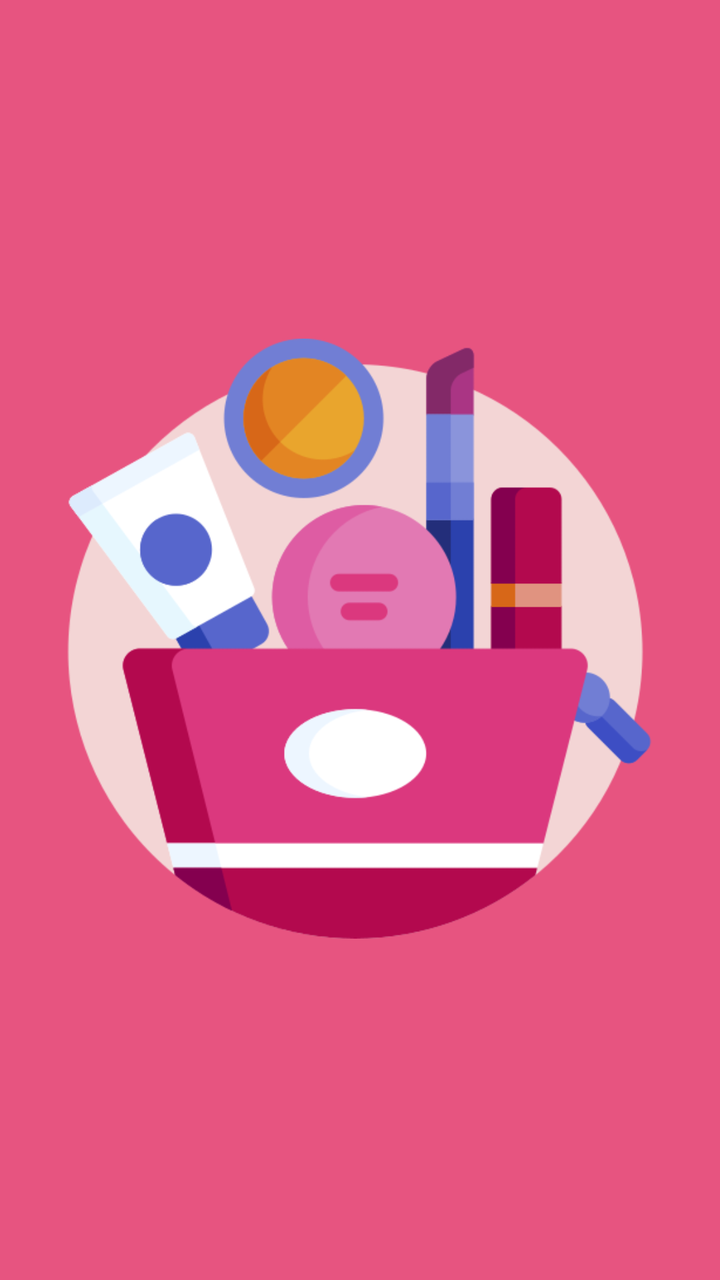
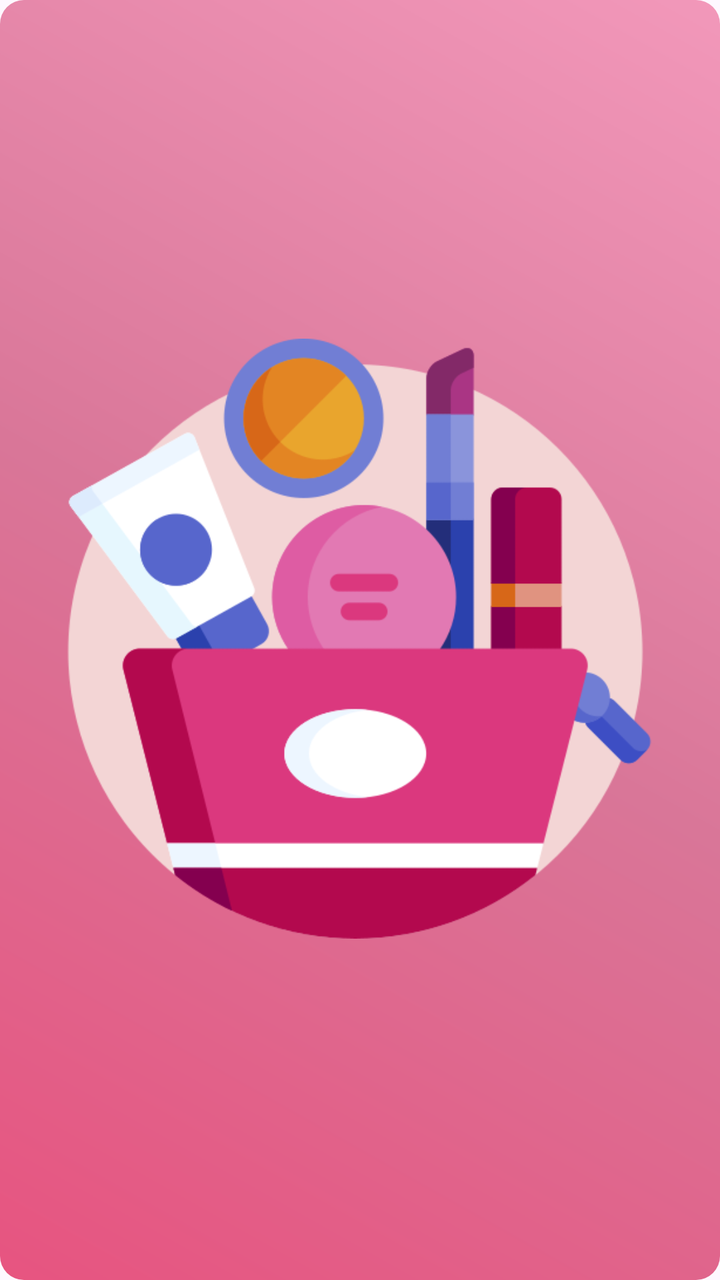

The first picture is an Android layout as it rendered before a commit; the second is the same layout after the commit. The layout source and the unified diff follow.
<!-- AndroidManifest.xml: application theme Theme.MakeupProject -->
<!-- res/layout/activity_splash.xml -->
<?xml version="1.0" encoding="utf-8"?>
<androidx.constraintlayout.widget.ConstraintLayout xmlns:android="http://schemas.android.com/apk/res/android"
    xmlns:app="http://schemas.android.com/apk/res-auto"
    xmlns:tools="http://schemas.android.com/tools"
    android:id="@+id/main"
    android:layout_width="match_parent"
    android:layout_height="match_parent"
    android:background="@color/pink"
    tools:context=".Splash">

    <ImageView
        android:id="@+id/imageView"
        android:layout_width="300dp"
        android:layout_height="300dp"
        android:src="@drawable/makeupp"
        app:layout_constraintBottom_toBottomOf="parent"
        app:layout_constraintEnd_toEndOf="parent"
        app:layout_constraintHorizontal_bias="0.495"
        app:layout_constraintStart_toStartOf="parent"
        app:layout_constraintTop_toTopOf="parent"
        app:layout_constraintVertical_bias="0.498" />

</androidx.constraintlayout.widget.ConstraintLayout>
<!-- resources referenced by this layout -->
<resources>
  <color name="pink">#E75480</color>
  <!-- drawable makeupp: png bitmap (drawable, 37177 bytes) -->
  <style name="Theme.MakeupProject" parent="Base.Theme.MakeupProject" />
  <style name="Base.Theme.MakeupProject" parent="Theme.AppCompat.NoActionBar">
          
          
      </style>
</resources>

<!-- the commit's change to res/layout/activity_splash.xml (unified diff, before → after) -->
@@ -5,7 +5,7 @@
     android:id="@+id/main"
     android:layout_width="match_parent"
     android:layout_height="match_parent"
-    android:background="@color/pink"
+    android:background="@drawable/button"
     tools:context=".Splash">
 
     <ImageView
<!-- resource entries referenced after the edit -->
@@ -1,9 +1,20 @@
 <!-- resources referenced by this layout -->
 <resources>
+  <!-- drawable button (drawable) -->
+  <?xml version="1.0" encoding="utf-8"?>
+  <shape xmlns:android="http://schemas.android.com/apk/res/android" >
+      <gradient
+          android:startColor="@color/pink"
+          android:centerColor="@color/pink3"
+          android:endColor="#F298BA"
+          android:angle="45" />
+      <corners android:radius="12dp" />
+  </shape>
   <color name="pink">#E75480</color>
+  <color name="pink3">#D97698</color>
   <!-- drawable makeupp: png bitmap (drawable, 37177 bytes) -->
   <style name="Theme.MakeupProject" parent="Base.Theme.MakeupProject" />
-  <style name="Base.Theme.MakeupProject" parent="Theme.AppCompat.NoActionBar">
+  <style name="Base.Theme.MakeupProject" parent="Theme.Material3.DayNight.NoActionBar">
           
           
       </style>
